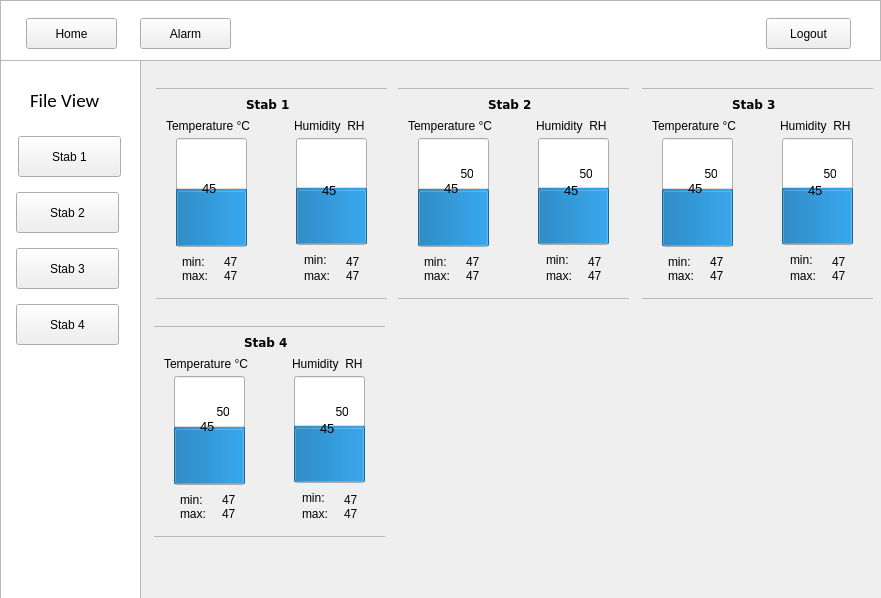
Before: the Qt Designer form datalogger.ui in AliZaiN-157/DataLogger, drawn with Qt 5.
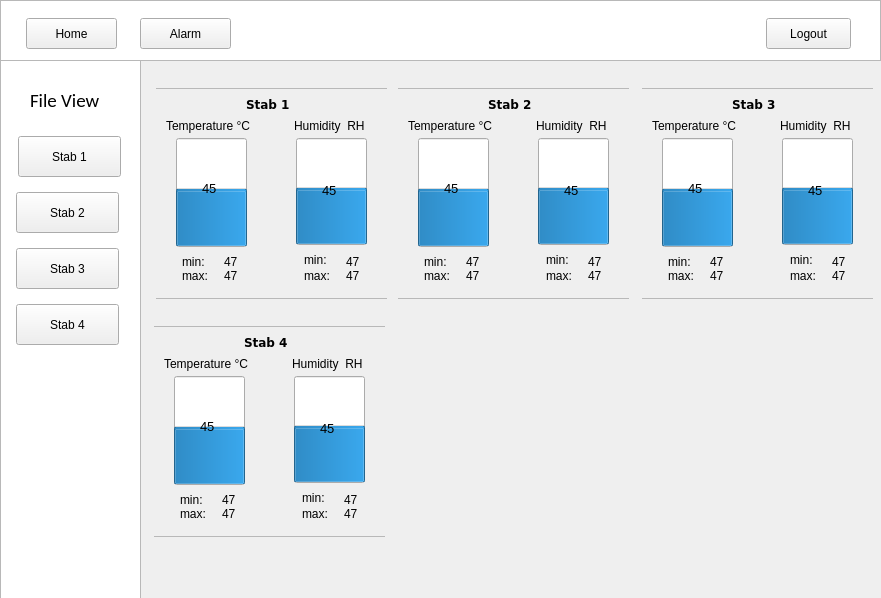
After: the same form once the commit is applied. Icons and pictures are not drawn.

Diff of the .ui file:
```diff
--- a/datalogger.ui
+++ b/datalogger.ui
@@ -492,6 +492,9 @@
      <property name="value">
       <number>50</number>
      </property>
+     <property name="textVisible">
+      <bool>false</bool>
+     </property>
      <property name="orientation">
       <enum>Qt::Vertical</enum>
      </property>
@@ -535,6 +538,9 @@
      <property name="alignment">
       <set>Qt::AlignCenter</set>
      </property>
+     <property name="textVisible">
+      <bool>false</bool>
+     </property>
      <property name="orientation">
       <enum>Qt::Vertical</enum>
      </property>
@@ -799,6 +805,9 @@
      <property name="value">
       <number>50</number>
      </property>
+     <property name="textVisible">
+      <bool>false</bool>
+     </property>
      <property name="orientation">
       <enum>Qt::Vertical</enum>
      </property>
@@ -842,6 +851,9 @@
      <property name="alignment">
       <set>Qt::AlignCenter</set>
      </property>
+     <property name="textVisible">
+      <bool>false</bool>
+     </property>
      <property name="orientation">
       <enum>Qt::Vertical</enum>
      </property>
@@ -1106,6 +1118,9 @@
      <property name="value">
       <number>50</number>
      </property>
+     <property name="textVisible">
+      <bool>false</bool>
+     </property>
      <property name="orientation">
       <enum>Qt::Vertical</enum>
      </property>
@@ -1149,6 +1164,9 @@
      <property name="alignment">
       <set>Qt::AlignCenter</set>
      </property>
+     <property name="textVisible">
+      <bool>false</bool>
+     </property>
      <property name="orientation">
       <enum>Qt::Vertical</enum>
      </property>
```
Left out of the diff: 16 changed lines with no effect on the pictures.
